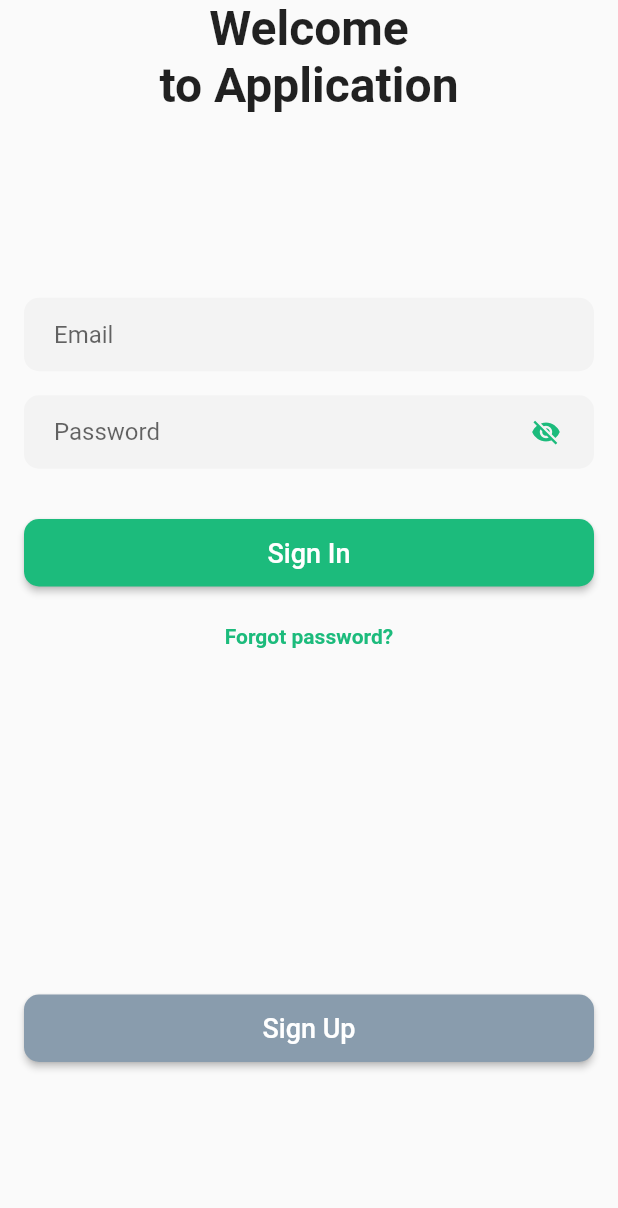
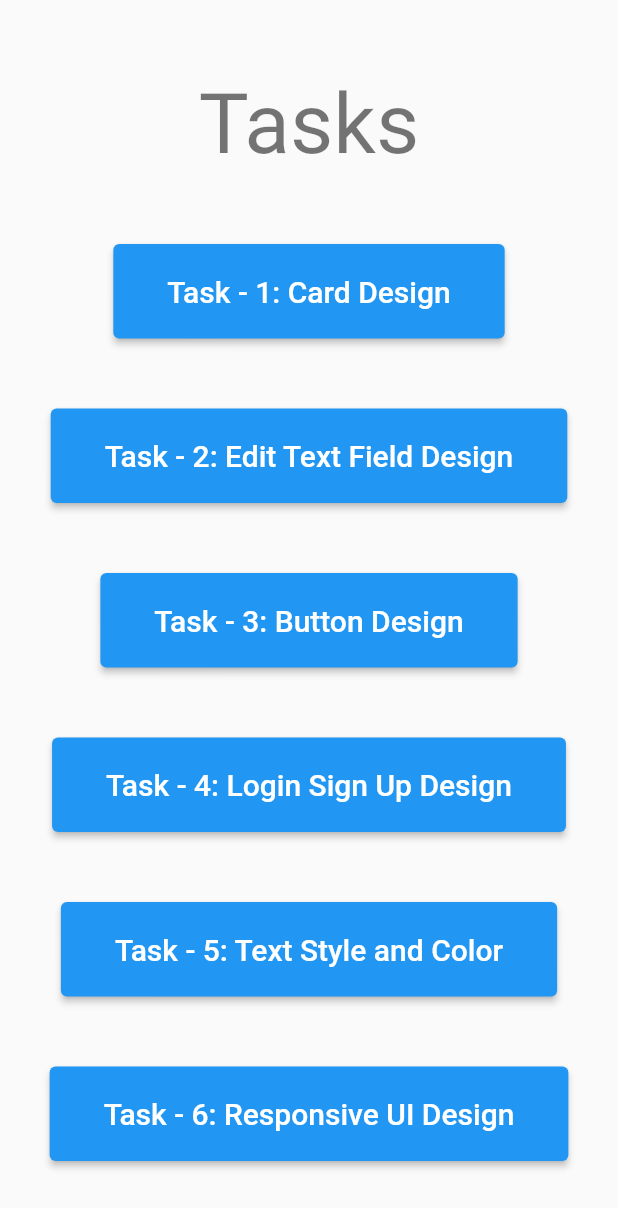
Before and after one commit to mdkamrulislam-web/spagreen_internship_tasks, a Flutter app: the screen it shows after launch, on a phone screen of 412 x 824 dp. Shown: the top 1208 px of the screen. Run offline on Flutter 3.47's test engine with Material 2 defaults, Android fonts, the phone set to English and light mode, and no system bars; our stand-ins replace font_awesome_flutter, image_picker.

Commit message:
20th Commit - 10th November 2021

```diff
--- /dev/null
+++ b/lib/contents.dart
@@ -0,0 +1,96 @@
+import 'package:flutter/material.dart';
+import 'package:login_signup_page_flutter/task_4_login_signup/screens/login_page/login_screen.dart';
+
+class InternshipTasks extends StatefulWidget {
+  const InternshipTasks({Key? key}) : super(key: key);
+  static const String id = "content_screen";
+  @override
+  _InternshipTasksState createState() => _InternshipTasksState();
+}
+
+class _InternshipTasksState extends State<InternshipTasks> {
+  @override
+  Widget build(BuildContext context) {
+    return Scaffold(
+      body: Padding(
+        padding: const EdgeInsets.only(top: 50.0, bottom: 50.0),
+        child: Center(
+          child: SizedBox(
+            height: MediaQuery.of(context).size.height,
+            child: Column(
+              mainAxisAlignment: MainAxisAlignment.spaceBetween,
+              children: [
+                Text(
+                  "Tasks",
+                  style: Theme.of(context).textTheme.headline2!,
+                ),
+                ElevatedButton(
+                  onPressed: () {},
+                  child: const Padding(
+                    padding: EdgeInsets.all(20.0),
+                    child: Text(
+                      "Task - 1: Card Design",
+                      style: TextStyle(fontSize: 20),
+                    ),
+                  ),
+                ),
+                ElevatedButton(
+                  onPressed: () {},
+                  child: const Padding(
+                    padding: EdgeInsets.all(20.0),
+                    child: Text(
+                      "Task - 2: Edit Text Field Design",
+                      style: TextStyle(fontSize: 20),
+                    ),
+                  ),
+                ),
+                ElevatedButton(
+                  onPressed: () {},
+                  child: const Padding(
+                    padding: EdgeInsets.all(20.0),
+                    child: Text(
+                      "Task - 3: Button Design",
+                      style: TextStyle(fontSize: 20),
+                    ),
+                  ),
+                ),
+                ElevatedButton(
+                  onPressed: () {
+                    Navigator.pushNamed(context, LoginScreen.id);
+                  },
+                  child: const Padding(
+                    padding: EdgeInsets.all(20.0),
+                    child: Text(
+                      "Task - 4: Login Sign Up Design",
+                      style: TextStyle(fontSize: 20),
+                    ),
+                  ),
+                ),
+                ElevatedButton(
+                  onPressed: () {},
+                  child: const Padding(
+                    padding: EdgeInsets.all(20.0),
+                    child: Text(
+                      "Task - 5: Text Style and Color",
+                      style: TextStyle(fontSize: 20),
+                    ),
+                  ),
+                ),
+                ElevatedButton(
+                  onPressed: () {},
+                  child: const Padding(
+                    padding: EdgeInsets.all(20.0),
+                    child: Text(
+                      "Task - 6: Responsive UI Design",
+                      style: TextStyle(fontSize: 20),
+                    ),
+                  ),
+                ),
+              ],
+            ),
+          ),
+        ),
+      ),
+    );
+  }
+}
--- a/lib/main.dart
+++ b/lib/main.dart
@@ -1,5 +1,6 @@
 import 'package:flutter/material.dart';
 import 'package:flutter/services.dart';
+import 'package:login_signup_page_flutter/contents.dart';
 import 'package:login_signup_page_flutter/task_4_login_signup/screens/home_screen.dart';
 import 'package:login_signup_page_flutter/task_4_login_signup/screens/login_page/forgot_password_screen.dart';
 import 'package:login_signup_page_flutter/task_4_login_signup/screens/login_page/login_screen.dart';
@@ -24,8 +25,9 @@ class MyApp extends StatelessWidget {
   Widget build(BuildContext context) {
     return MaterialApp(
       debugShowCheckedModeBanner: false,
-      initialRoute: LoginScreen.id,
+      initialRoute: InternshipTasks.id,
       routes: {
+        InternshipTasks.id: (context) => const InternshipTasks(),
         LoginScreen.id: (context) => const LoginScreen(),
         ForgotPasswordScreen.id: (context) => const ForgotPasswordScreen(),
         SignupScreen.id: (context) => const SignupScreen(),
--- a/lib/task_4_login_signup/main.dart
+++ /dev/null
@@ -1,37 +0,0 @@
-import 'package:flutter/material.dart';
-import 'package:flutter/services.dart';
-import 'package:login_signup_page_flutter/task_4_login_signup/screens/home_screen.dart';
-import 'package:login_signup_page_flutter/task_4_login_signup/screens/login_page/login_screen.dart';
-import 'package:login_signup_page_flutter/task_4_login_signup/screens/signup_page/info_screen.dart';
-import 'package:login_signup_page_flutter/task_4_login_signup/screens/signup_page/signup_screen.dart';
-import 'package:login_signup_page_flutter/task_4_login_signup/screens/signup_page/terms_conditions_screen.dart';
-
-void main() {
-  runApp(const MyApp());
-  SystemChrome.setSystemUIOverlayStyle(
-    const SystemUiOverlayStyle(
-      statusBarColor: Colors.transparent,
-    ),
-  );
-}
-
-class MyApp extends StatelessWidget {
-  const MyApp({Key? key}) : super(key: key);
-
-  // This widget is the root of your application.
-  @override
-  Widget build(BuildContext context) {
-    return MaterialApp(
-      debugShowCheckedModeBanner: false,
-      initialRoute: LoginScreen.id,
-      routes: {
-        LoginScreen.id: (context) => const LoginScreen(),
-        SignupScreen.id: (context) => const SignupScreen(),
-        InfoScreen.id: (context) => const InfoScreen(),
-        TermsConditionsScreen.id: (context) => const TermsConditionsScreen(),
-        HomeScreen.id: (context) => const HomeScreen(),
-      },
-      title: 'Login Signup Demo',
-    );
-  }
-}
```
